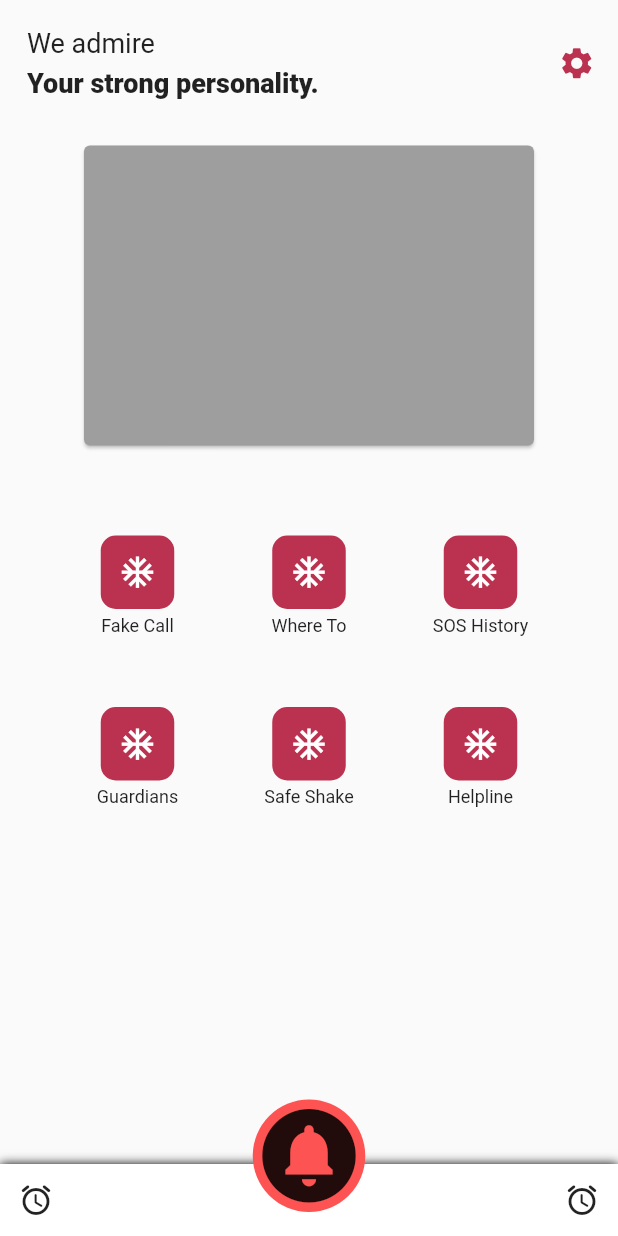
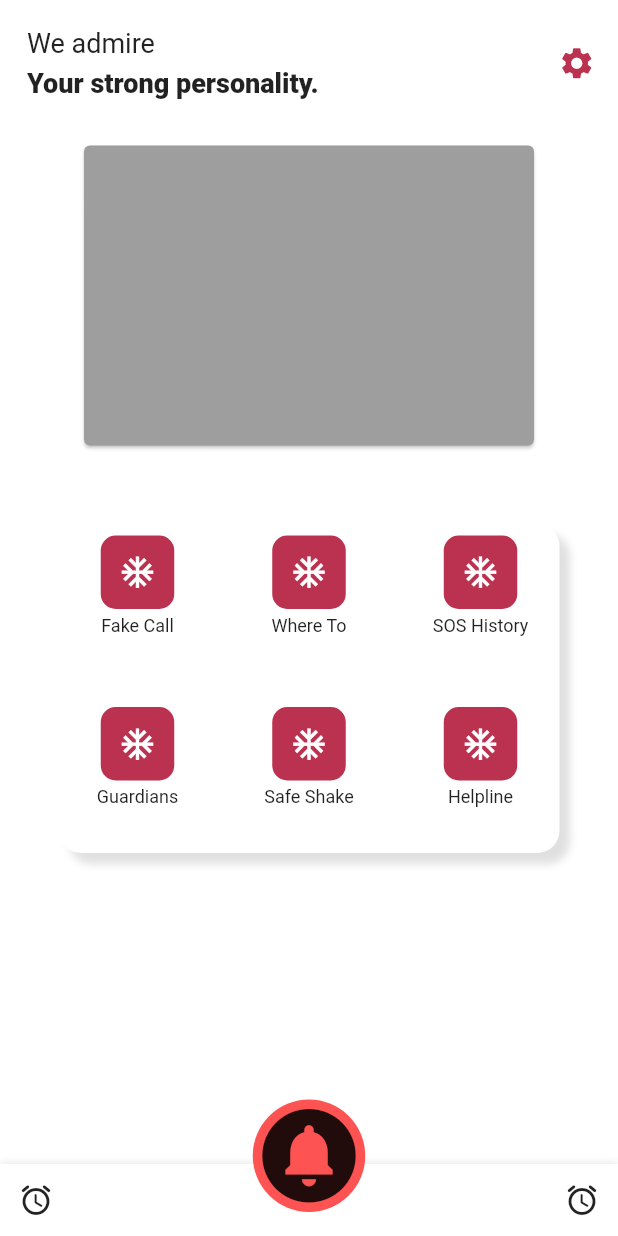
Before and after one commit to SRJ2910/Rakshak, a Flutter app: the screen it shows after launch, on a phone screen of 412 x 824 dp. Run offline on Flutter 3.47's test engine with Material 2 defaults, Android fonts, the phone set to English and light mode, and no system bars.

```diff
--- a/lib/custom_widgets/constants.dart
+++ b/lib/custom_widgets/constants.dart
@@ -1,3 +1,5 @@
 import 'package:flutter/material.dart';
 
 const kMarronColor = Color(0xFFBA324F);
+// const kShadowColor = Color(0xFFE5E5E5);
+const kShadowColor = Color(0xFFD2D2D2);
--- a/lib/custom_widgets/cutom_bottom_nav_bar.dart
+++ b/lib/custom_widgets/cutom_bottom_nav_bar.dart
@@ -14,13 +14,15 @@ class CustomBottomNavigationBar extends StatefulWidget {
 class _CustomBottomNavigationBarState extends State<CustomBottomNavigationBar> {
   @override
   Widget build(BuildContext context) {
-    return Stack(
+    return Container(
+      color: Colors.white,
+      child: Stack(
         alignment: Alignment.bottomCenter,
         children: [
         Container(
-        decoration: const BoxDecoration(color: Colors.white,
+          decoration: BoxDecoration(color: Colors.white,
               // ignore: prefer_const_literals_to_create_immutables
-            boxShadow: [BoxShadow(blurRadius: 5, color: Colors.black)]),
+              boxShadow: [BoxShadow(blurRadius: 4, color: Colors.grey.shade300)]),
           child: Row(
             mainAxisAlignment: MainAxisAlignment.spaceBetween,
             // ignore: prefer_const_literals_to_create_immutables
@@ -46,6 +48,7 @@ class _CustomBottomNavigationBarState extends State<CustomBottomNavigationBar> {
             child: Icon(Icons.circle_notifications, size: 75,)
           ),
         )
-    ]);
+      ]),
+    );
   }
 }
--- a/lib/pages/home_page.dart
+++ b/lib/pages/home_page.dart
@@ -2,6 +2,9 @@ import 'package:flutter/material.dart';
 import 'package:rakshak/custom_widgets/constants.dart';
 import 'package:rakshak/custom_widgets/custom_icon.dart';
 import 'package:rakshak/custom_widgets/cutom_bottom_nav_bar.dart';
+import 'package:rakshak/pages/guardians.dart';
+
+import 'main_page.dart';
 
 class HomePage extends StatefulWidget {
   const HomePage({Key? key}) : super(key: key);
@@ -15,14 +18,8 @@ class _HomePageState extends State<HomePage> {
   static const TextStyle optionStyle =
       TextStyle(fontSize: 30, fontWeight: FontWeight.bold);
   static const List<Widget> _widgetOptions = <Widget>[
-    Text(
-      'Index 0: Home',
-      style: optionStyle,
-    ),
-    Text(
-      'Index 1: Business',
-      style: optionStyle,
-    ),
+    MainPage(),
+    Guardians(),
     Text(
       'Index 2: School',
       style: optionStyle,
@@ -37,135 +34,9 @@ class _HomePageState extends State<HomePage> {
 
   @override
   Widget build(BuildContext context) {
-    return const Scaffold(
-      body: MainPage(),
-      bottomNavigationBar: CustomBottomNavigationBar(),
+    return Scaffold(
+      body: _widgetOptions.elementAt(0),
+      bottomNavigationBar: const CustomBottomNavigationBar(),
     );
   }
 }
-
-class MainPage extends StatelessWidget {
-  const MainPage({
-    Key? key,
-  }) : super(key: key);
-
-  @override
-  Widget build(BuildContext context) {
-    return SafeArea(
-      child: Padding(
-        padding: const EdgeInsets.all(15.0),
-        child: Column(
-          children: [
-            Row(
-              mainAxisAlignment: MainAxisAlignment.spaceBetween,
-              children: [
-                Column(
-                  crossAxisAlignment: CrossAxisAlignment.start,
-                  // ignore: prefer_const_literals_to_create_immutables
-                  children: [
-                    const Padding(
-                      padding: EdgeInsets.all(3.0),
-                      child: Text(
-                        'We admire',
-                        style: TextStyle(
-                          fontSize: 18,
-                        ),
-                      ),
-                    ),
-                    const Padding(
-                      padding: EdgeInsets.all(3.0),
-                      child: Text(
-                        'Your strong personality.',
-                        style: TextStyle(
-                            fontSize: 18, fontWeight: FontWeight.w800),
-                      ),
-                    )
-                  ],
-                ),
-                const Icon(Icons.settings, color: kMarronColor, size: 25,)
-              ],
-            ),
-            const Padding(
-                padding: EdgeInsets.symmetric(vertical: 24),
-                child: Card(
-                  color: Colors.grey,
-                  child: SizedBox(
-                    height: 200,
-                    width: 300,
-                  ),
-                )),
-            Padding(
-                padding: const EdgeInsets.symmetric(vertical: 24, horizontal: 24),
-                child: Container(
-                  child: Padding(
-                    padding: const EdgeInsets.all(8.0),
-                    child: GridView.count(
-                      crossAxisCount: 3,
-                      crossAxisSpacing: 25.0,
-                      mainAxisSpacing: 25.0,
-                      shrinkWrap: true,
-                      children: [
-                        Column(
-                          children: [
-                            CustomIcon(icon: Icons.ac_unit_outlined),
-                            const Padding(
-                              padding: EdgeInsets.all(4.0),
-                              child: Text('Fake Call', style: TextStyle(fontSize: 12),),
-                            ),
-                          ],
-                        ),
-                        Column(
-                          children: [
-                            CustomIcon(icon: Icons.ac_unit_outlined),
-                            const Padding(
-                              padding: EdgeInsets.all(4.0),
-                              child: Text('Where To', style: TextStyle(fontSize: 12),),
-                            )
-                          ],
-                        ),
-                        Column(
-                          children: [
-                            CustomIcon(icon: Icons.ac_unit_outlined),
-                            const Padding(
-                              padding: EdgeInsets.all(4.0),
-                              child: Text('SOS History', style: TextStyle(fontSize: 12),),
-                            )
-                          ],
-                        ),
-                        Column(
-                          children: [
-                            CustomIcon(icon: Icons.ac_unit_outlined),
-                            const Padding(
-                              padding: EdgeInsets.all(4.0),
-                              child: Text('Guardians', style: TextStyle(fontSize: 12),),
-                            )
-                          ],
-                        ),
-                        Column(
-                          children: [
-                            CustomIcon(icon: Icons.ac_unit_outlined),
-                            const Padding(
-                              padding: EdgeInsets.all(4.0),
-                              child: Text('Safe Shake', style: TextStyle(fontSize: 12),),
-                            )
-                          ],
-                        ),
-                        Column(
-                          children: [
-                            CustomIcon(icon: Icons.ac_unit_outlined),
-                            const Padding(
-                              padding: EdgeInsets.all(4.0),
-                              child: Text('Helpline', style: TextStyle(fontSize: 12),),
-                            )
-                          ],
-                        ),
-                      ],
-                    ),
-                  ),
-                ))
-          ],
-        ),
-      ),
-    );
-  }
-}
--- /dev/null
+++ b/lib/pages/main_page.dart
@@ -0,0 +1,166 @@
+import 'package:flutter/material.dart';
+import 'package:rakshak/custom_widgets/constants.dart';
+import 'package:rakshak/custom_widgets/custom_icon.dart';
+import 'package:rakshak/custom_widgets/cutom_bottom_nav_bar.dart';
+
+class MainPage extends StatelessWidget {
+  const MainPage({
+    Key? key,
+  }) : super(key: key);
+
+  @override
+  Widget build(BuildContext context) {
+    return SafeArea(
+      child: Container(
+        color: Colors.white,
+        child: Padding(
+          padding: const EdgeInsets.all(15.0),
+          child: Column(
+            children: [
+              Row(
+                mainAxisAlignment: MainAxisAlignment.spaceBetween,
+                children: [
+                  Column(
+                    crossAxisAlignment: CrossAxisAlignment.start,
+                    // ignore: prefer_const_literals_to_create_immutables
+                    children: [
+                      const Padding(
+                        padding: EdgeInsets.all(3.0),
+                        child: Text(
+                          'We admire',
+                          style: TextStyle(
+                            fontSize: 18,
+                          ),
+                        ),
+                      ),
+                      const Padding(
+                        padding: EdgeInsets.all(3.0),
+                        child: Text(
+                          'Your strong personality.',
+                          style: TextStyle(
+                              fontSize: 18, fontWeight: FontWeight.w800),
+                        ),
+                      )
+                    ],
+                  ),
+                  const Icon(
+                    Icons.settings,
+                    color: kMarronColor,
+                    size: 25,
+                  )
+                ],
+              ),
+              const Padding(
+                  padding: EdgeInsets.symmetric(vertical: 24),
+                  child: Card(
+                    color: Colors.grey,
+                    child: SizedBox(
+                      height: 200,
+                      width: 300,
+                    ),
+                  )),
+              Padding(
+                  padding:
+                      const EdgeInsets.symmetric(vertical: 24, horizontal: 24),
+                  child: Container(
+                    decoration: BoxDecoration(
+                        color: Colors.white,
+                        borderRadius: BorderRadius.circular(15),
+                        // ignore: prefer_const_literals_to_create_immutables
+                        boxShadow: [
+                          BoxShadow(
+                              blurRadius: 4,
+                              color: Colors.grey.shade300,
+                              offset: const Offset(7.0, 7.0))
+                        ]),
+                    child: Padding(
+                      padding: const EdgeInsets.all(8.0),
+                      child: GridView.count(
+                        crossAxisCount: 3,
+                        crossAxisSpacing: 25.0,
+                        mainAxisSpacing: 25.0,
+                        shrinkWrap: true,
+                        children: [
+                          Column(
+                            children: [
+                              CustomIcon(icon: Icons.ac_unit_outlined),
+                              const Padding(
+                                padding: EdgeInsets.all(4.0),
+                                child: Text(
+                                  'Fake Call',
+                                  style: TextStyle(fontSize: 12),
+                                ),
+                              ),
+                            ],
+                          ),
+                          Column(
+                            children: [
+                              CustomIcon(icon: Icons.ac_unit_outlined),
+                              const Padding(
+                                padding: EdgeInsets.all(4.0),
+                                child: Text(
+                                  'Where To',
+                                  style: TextStyle(fontSize: 12),
+                                ),
+                              )
+                            ],
+                          ),
+                          Column(
+                            children: [
+                              CustomIcon(icon: Icons.ac_unit_outlined),
+                              const Padding(
+                                padding: EdgeInsets.all(4.0),
+                                child: Text(
+                                  'SOS History',
+                                  style: TextStyle(fontSize: 12),
+                                ),
+                              )
+                            ],
+                          ),
+                          Column(
+                            children: [
+                              CustomIcon(icon: Icons.ac_unit_outlined),
+                              const Padding(
+                                padding: EdgeInsets.all(4.0),
+                                child: Text(
+                                  'Guardians',
+                                  style: TextStyle(fontSize: 12),
+                                ),
+                              )
+                            ],
+                          ),
+                          Column(
+                            children: [
+                              CustomIcon(icon: Icons.ac_unit_outlined),
+                              const Padding(
+                                padding: EdgeInsets.all(4.0),
+                                child: Text(
+                                  'Safe Shake',
+                                  style: TextStyle(fontSize: 12),
+                                ),
+                              )
+                            ],
+                          ),
+                          Column(
+                            children: [
+                              CustomIcon(icon: Icons.ac_unit_outlined),
+                              const Padding(
+                                padding: EdgeInsets.all(4.0),
+                                child: Text(
+                                  'Helpline',
+                                  style: TextStyle(fontSize: 12),
+                                ),
+                              )
+                            ],
+                          ),
+                        ],
+                      ),
+                    ),
+                  ))
+            ],
+          ),
+        ),
+      ),
+    );
+  }
+}
```
Also changed, not shown: lib/custom_widgets/cutom_list_tile.dart (added, +36 -0 lines), lib/pages/guardians.dart (added, +42 -0 lines), lib/pages/sos_history.dart (added, +42 -0 lines). Lines whose indentation alone changed are shown as unchanged.
